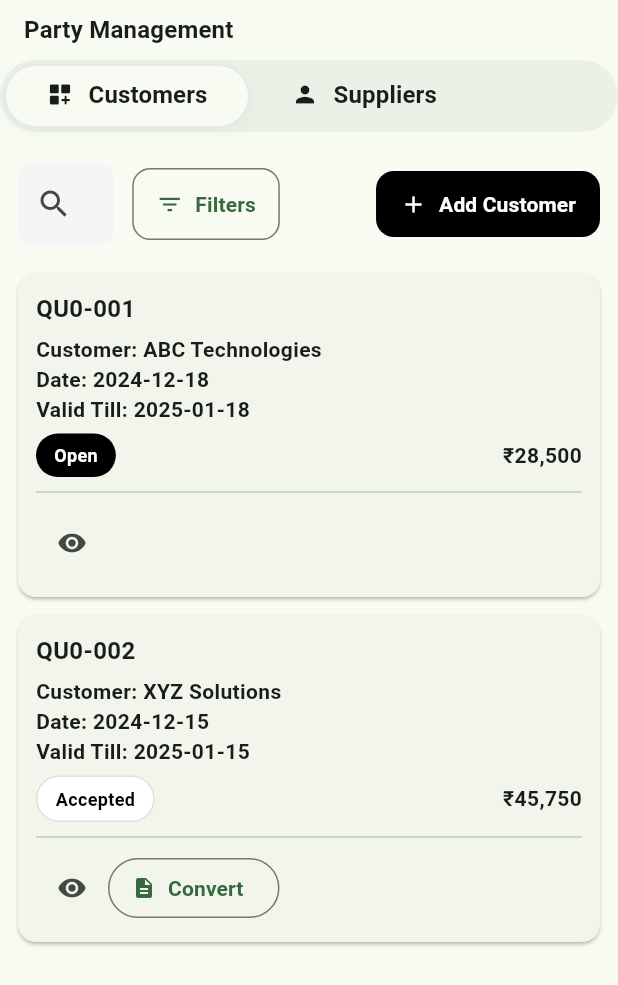
After one commit to tecnobij/inventory-app, a Flutter app: the PartyManagePage screen opened directly, on a phone screen of 412 x 824 dp. The commit adds this screen. Shown: the top 985 px of the screen. Run offline on Flutter 3.47's test engine with Material 3 defaults, Android fonts, the phone set to English and light mode, and no system bars; our stand-ins replace shared_preferences; accounts and stored records are empty.

Commit message:
new page added

```diff
--- a/lib/features/dashboard/controller/actions_controller.dart
+++ b/lib/features/dashboard/controller/actions_controller.dart
@@ -24,7 +24,7 @@ final List<ActionItem> _all = const [
     id: 'sales',
     label: 'Sales/Dispatch',
     icon: Icons.local_shipping_outlined,
-    page: PurchasePage(),
+    page: PartyManagePage(),
 
   ),
   ActionItem(
@@ -38,7 +38,7 @@ final List<ActionItem> _all = const [
     id: 'party',
     label: 'Party Management',
     icon: Icons.groups_2_outlined,
-    page: QuotationsPage(),
+    page: PartyManagePage(),
 
   ),
   ActionItem(
--- a/lib/features/dashboard/controller/dashboard_controller.dart
+++ b/lib/features/dashboard/controller/dashboard_controller.dart
@@ -20,7 +20,7 @@ class DashboardController extends ChangeNotifier {
     NavItem(
       label: 'Purchase',
       icon: Icons.shopping_cart_outlined,
-      page: PurchasePage(),
+      page: PartyManagePage(),
     ),
     NavItem(
       label: 'Products',
--- a/lib/features/dashboard/model/page_registry.dart
+++ b/lib/features/dashboard/model/page_registry.dart
@@ -6,7 +6,7 @@ class PageRegistry {
   static final List<PageSpec> all = [
     PageSpec(id:'home', label:'Home', icon:Icons.dashboard_outlined, route:'/home', builder: (_) => const HomePage()),
     PageSpec(id:'sales', label:'Sales', icon:Icons.point_of_sale_outlined, route:'/sales', builder: (_) => const ProductPage()),
-    PageSpec(id:'purchase', label:'Purchase', icon:Icons.shopping_cart_outlined, route:'/purchase', builder: (_) => const PurchasePage()),
+    PageSpec(id:'purchase', label:'Purchase', icon:Icons.shopping_cart_outlined, route:'/purchase', builder: (_) => const PartyManagePage()),
     PageSpec(id:'products', label:'Products', icon:Icons.inventory_2_outlined, route:'/products', builder: (_) => const ProductPage()),
     PageSpec(id:'quotes', label:'Quotations', icon:Icons.request_quote_outlined, route:'/quotes', builder: (_) => const QuotationsPage()),
     PageSpec(id:'reports', label:'Reports', icon:Icons.receipt_long_outlined, route:'/reports', builder: (_) => const ReportPage()),
--- a/lib/features/dashboard/presentation/pages/pages.dart
+++ b/lib/features/dashboard/presentation/pages/pages.dart
@@ -1,6 +1,6 @@
 export 'sections/home_page.dart';
 export 'sections/product_and_stocks.dart';
-export 'sections/purchase_page.dart';
+export 'sections/party_management_page.dart';
 
 export 'sections/quotations_page.dart';
 export 'sections/report_page.dart';
--- /dev/null
+++ b/lib/features/dashboard/presentation/pages/sections/party_management_page.dart
@@ -0,0 +1,395 @@
+import 'package:flutter/material.dart';
+
+class PartyManagePage extends StatefulWidget {
+  const PartyManagePage({super.key});
+
+  @override
+  State<PartyManagePage> createState() => _PartyManagePageState();
+}
+
+class _PartyManagePageState extends State<PartyManagePage> {
+  int selectedTab = 0; // 0 = List, 1 = Create Quote
+
+  @override
+  Widget build(BuildContext context) {
+
+ return Scaffold(
+
+      body: DefaultTabController(
+        length: 2,
+        child: Column(
+          children: [
+            const SizedBox(height: 8),
+            // Header row with "Settings" and a session-only Skip (won’t show normally)
+            Padding(
+              padding: const EdgeInsets.symmetric(horizontal: 16),
+              child: Row(
+                children: [
+                  Text('Party Management',
+                      style: Theme.of(context)
+                          .textTheme
+                          .titleMedium
+                          ?.copyWith(fontWeight: FontWeight.w700)),
+                  const Spacer(),
+                  // (optional) quick exit if you ever reuse this screen as start
+
+                ],
+              ),
+            ),
+            const SizedBox(height: 8),
+            _SegmentedTabs(
+
+              tabs:  [
+                (Icons.dashboard_customize_rounded, 'Customers'),
+                (Icons.person, 'Suppliers'),
+
+              ],
+            ),
+
+            const SizedBox(height: 8),
+            Expanded(
+              child: TabBarView(
+
+                physics: const NeverScrollableScrollPhysics(),
+                children: [
+                _buildQuotationList(context)  ,   // Organization tab (your existing form)
+               _buildEmptyState()
+
+                ],
+              ),
+            ),
+          ],
+        ),
+      ),
+    );
+  }
+
+
+
+  /// ---------------- Quotation List ----------------
+  Widget _buildQuotationList(BuildContext context) {
+    final rows = [
+      {
+        "quoteNo": "QU0-001",
+        "customer": "ABC Technologies",
+        "date": "2024-12-18",
+        "validTill": "2025-01-18",
+        "status": "Open",
+        "amount": "₹28,500",
+        "canConvert": false,
+      },
+      {
+        "quoteNo": "QU0-002",
+        "customer": "XYZ Solutions",
+        "date": "2024-12-15",
+        "validTill": "2025-01-15",
+        "status": "Accepted",
+        "amount": "₹45,750",
+        "canConvert": true,
+      }
+    ];
+
+    return Column(
+      children: [
+        _buildSearchFilter(),
+        Expanded(
+          child: LayoutBuilder(
+            builder: (context, constraints) {
+              if (constraints.maxWidth > 750) {
+                // ---------- Desktop / Web ----------
+                return SingleChildScrollView(
+                  child: DataTable(
+                    headingRowColor: MaterialStateProperty.all(Colors.white),
+                    dividerThickness: 0.5,
+                    columns: const [
+                      DataColumn(
+                          label: Text("Quote No",
+                              style: TextStyle(fontWeight: FontWeight.bold))),
+                      DataColumn(
+                          label: Text("Customer",
+                              style: TextStyle(fontWeight: FontWeight.bold))),
+                      DataColumn(
+                          label: Text("Date",
+                              style: TextStyle(fontWeight: FontWeight.bold))),
+                      DataColumn(
+                          label: Text("Valid Till",
+                              style: TextStyle(fontWeight: FontWeight.bold))),
+                      DataColumn(
+                          label: Text("Status",
+                              style: TextStyle(fontWeight: FontWeight.bold))),
+                      DataColumn(
+                          label: Text("Amount",
+                              style: TextStyle(fontWeight: FontWeight.bold))),
+                      DataColumn(
+                          label: Text("Actions",
+                              style: TextStyle(fontWeight: FontWeight.bold))),
+                    ],
+                    rows: rows.map((row) {
+                      return DataRow(cells: [
+                        DataCell(Text(row["quoteNo"].toString())),
+                        DataCell(Text(row["customer"].toString())),
+                        DataCell(Text(row["date"].toString())),
+                        DataCell(Text(row["validTill"].toString())),
+                        DataCell(_buildStatus(row["status"].toString())),
+                        DataCell(Text(row["amount"].toString())),
+                        DataCell(Row(
+                          children: [
+                            IconButton(
+                              icon: const Icon(Icons.remove_red_eye, size: 20),
+                              onPressed: () {},
+                            ),
+                            if (row["canConvert"] == true)
+                              OutlinedButton.icon(
+                                onPressed: () {},
+                                icon: const Icon(Icons.description, size: 16),
+                                label: const Text("Convert to SO"),
+                                style: OutlinedButton.styleFrom(
+                                  padding: const EdgeInsets.symmetric(
+                                      horizontal: 8, vertical: 4),
+                                  shape: RoundedRectangleBorder(
+                                    borderRadius: BorderRadius.circular(8),
+                                  ),
+                                ),
+                              ),
+                          ],
+                        )),
+                      ]);
+                    }).toList(),
+                  ),
+                );
+              } else {
+                // ---------- Mobile ----------
+                return ListView.builder(
+                  itemCount: rows.length,
+                  itemBuilder: (context, index) {
+                    final row = rows[index];
+                    return Card(
+                      margin: const EdgeInsets.symmetric(
+                          horizontal: 12, vertical: 6),
+                      shape: RoundedRectangleBorder(
+                          borderRadius: BorderRadius.circular(12)),
+                      child: Padding(
+                        padding: const EdgeInsets.all(12),
+                        child: Column(
+                          crossAxisAlignment: CrossAxisAlignment.start,
+                          children: [
+                            Text(row["quoteNo"].toString(),
+                                style: const TextStyle(
+                                    fontWeight: FontWeight.bold,
+                                    fontSize: 16)),
+                            const SizedBox(height: 6),
+                            Text("Customer: ${row["customer"]}"),
+                            Text("Date: ${row["date"]}"),
+                            Text("Valid Till: ${row["validTill"]}"),
+                            const SizedBox(height: 6),
+                            Row(
+                              mainAxisAlignment: MainAxisAlignment.spaceBetween,
+                              children: [
+                                _buildStatus(row["status"].toString()),
+                                Text(row["amount"].toString(),
+                                    style: const TextStyle(
+                                        fontWeight: FontWeight.bold)),
+                              ],
+                            ),
+                            const Divider(height: 20),
+                            Row(
+                              children: [
+                                IconButton(
+                                  icon: const Icon(Icons.remove_red_eye,
+                                      size: 20),
+                                  onPressed: () {},
+                                ),
+                                if (row["canConvert"] == true)
+                                  OutlinedButton.icon(
+                                    onPressed: () {},
+                                    icon: const Icon(Icons.description,
+                                        size: 16),
+                                    label: const Text("Convert"),
+                                  ),
+                              ],
+                            )
+                          ],
+                        ),
+                      ),
+                    );
+                  },
+                );
+              }
+            },
+          ),
+        ),
+      ],
+    );
+  }
+
+  Widget _buildSearchFilter() {
+    return Padding(
+      padding: const EdgeInsets.all(12),
+      child: Row(
+        children: [
+          Expanded(
+            child: TextField(
+              decoration: InputDecoration(
+                hintText: "Search Customer...",
+                prefixIcon: const Icon(Icons.search),
+                filled: true,
+                fillColor: Colors.grey.shade100,
+                border: OutlineInputBorder(
+                  borderRadius: BorderRadius.circular(12),
+                  borderSide: BorderSide.none,
+                ),
+              ),
+            ),
+          ),
+          const SizedBox(width: 12),
+          OutlinedButton.icon(
+            onPressed: () {},
+            icon: const Icon(Icons.filter_list),
+            label: const Text("Filters"),
+            style: OutlinedButton.styleFrom(
+              shape: RoundedRectangleBorder(
+                borderRadius: BorderRadius.circular(12),
+              ),
+              padding:
+                  const EdgeInsets.symmetric(horizontal: 16, vertical: 14),
+            ),
+          ),
+          const Spacer(),
+            FilledButton.icon(
+              onPressed: () {},
+              icon: const Icon(Icons.add),
+              label: const Text('Add Customer'),
+              style: FilledButton.styleFrom(
+                backgroundColor: Colors.black,
+                foregroundColor: Colors.white,
+                padding:
+                    const EdgeInsets.symmetric(horizontal: 16, vertical: 12),
+                shape: RoundedRectangleBorder(
+                    borderRadius: BorderRadius.circular(12)),
+              ),
+            ),
+        ],
+      ),
+    );
+  }
+
+  Widget _buildStatus(String status) {
+    if (status == "Open") {
+      return Container(
+        padding: const EdgeInsets.symmetric(horizontal: 12, vertical: 6),
+        decoration: BoxDecoration(
+          color: Colors.black,
+          borderRadius: BorderRadius.circular(20),
+        ),
+        child: const Text("Open",
+            style: TextStyle(color: Colors.white, fontSize: 12)),
+      );
+    } else {
+      return Container(
+        padding: const EdgeInsets.symmetric(horizontal: 12, vertical: 6),
+        decoration: BoxDecoration(
+          color: Colors.white,
+          border: Border.all(color: Colors.grey.shade300),
+          borderRadius: BorderRadius.circular(20),
+        ),
+        child: const Text("Accepted",
+            style: TextStyle(color: Colors.black, fontSize: 12)),
+      );
+    }
+  }
+
+  /// ---------------- Empty State ----------------
+  Widget _buildEmptyState() {
+    return Center(
+      child: Column(
+        mainAxisAlignment: MainAxisAlignment.center,
+        children: [
+          const Icon(Icons.add, size: 60, color: Colors.grey),
+          const SizedBox(height: 12),
+          const Text(
+            "Create New Quotation",
+            style: TextStyle(fontSize: 18, fontWeight: FontWeight.bold),
+          ),
+          const SizedBox(height: 6),
+          const Text(
+            "Similar to Create SO form with Quote-specific fields",
+            style: TextStyle(color: Colors.black54),
+          ),
+          const SizedBox(height: 20),
+          ElevatedButton(
+            onPressed: () {},
+            style: ElevatedButton.styleFrom(
+              backgroundColor: Colors.black,
+              foregroundColor: Colors.white,
+              padding:
+                  const EdgeInsets.symmetric(horizontal: 20, vertical: 14),
+              shape: RoundedRectangleBorder(
+                borderRadius: BorderRadius.circular(12),
+              ),
+            ),
+            child: const Text("Start Creating Quote"),
+          ),
+        ],
+      ),
+    );
+  }
+}
+class _SegmentedTabs extends StatelessWidget {
+  const _SegmentedTabs({required this.tabs});
+  final List<(IconData, String)> tabs;
+
+  @override
+  Widget build(BuildContext context) {
+    final scheme = Theme.of(context).colorScheme;
+
+    return Container(
+      decoration: BoxDecoration(
+        color: scheme.surfaceVariant.withOpacity(.45),
+        borderRadius: BorderRadius.circular(999),
+      ),
+      child: Padding(
+        padding: const EdgeInsets.all(3.0),
+        child: TabBar(
+          isScrollable: true,
+          tabAlignment: TabAlignment.start, // ← LEFT ALIGN TABS
+          dividerColor: Colors.transparent,
+          indicator: BoxDecoration(
+            color: scheme.surface,
+            borderRadius: BorderRadius.circular(999),
+            border: Border.all(color: const Color(0xFFE5E7EB)),
+            boxShadow: [
+              BoxShadow(
+                color: Colors.black.withOpacity(.04),
+                blurRadius: 8,
+                offset: const Offset(0, 2),
+              ),
+            ],
+          ),
+          indicatorSize: TabBarIndicatorSize.tab,
+          labelPadding: const EdgeInsets.symmetric(horizontal: 18),
+          labelColor: scheme.onSurface,
+          unselectedLabelColor: scheme.onSurface,
+          overlayColor: MaterialStateProperty.all(Colors.transparent),
+          tabs: [
+            for (final t in tabs)
+              Padding(
+                padding:  EdgeInsets.symmetric(horizontal:10),
+                child: Tab(
+                  height: 40,
+
+                  child: Row(
+                    mainAxisSize: MainAxisSize.min,
+                    children: [
+                      Icon(t.$1, size: 18),
+                      const SizedBox(width: 10),
+                      Text(t.$2, style: const TextStyle(fontWeight: FontWeight.w700, fontSize: 16)),
+                    ],
+                  ),
+                ),
+              ),
+          ],
+        ),
+      ),
+    );
+  }
+}
--- a/lib/features/dashboard/presentation/pages/sections/purchase_page.dart
+++ /dev/null
@@ -1,11 +0,0 @@
-import 'package:flutter/material.dart';
-
-class PurchasePage extends StatelessWidget {
-  const PurchasePage({super.key});
-  @override
-  Widget build(BuildContext context) {
-    return Center(
-      child: Text('Purchase', style: Theme.of(context).textTheme.headlineSmall),
-    );
-  }
-}
```
